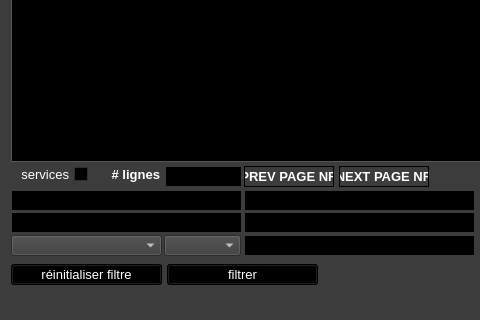
Above: ui/yeroth-erp-marchandises-window.ui from xnoumbissinoundou/yeroth-erp-3.0 before the change; both pictures show x 0 to 480 and y 280 to 600 of the 800 by 600 pixel window. Below: the same form after it.
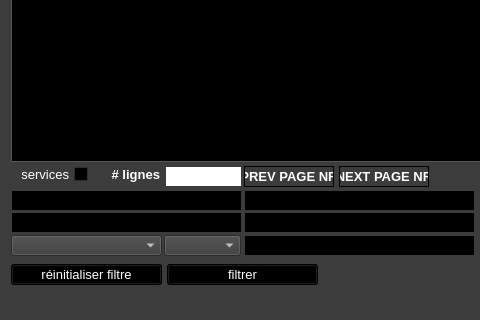
That is the form after the change. Icons and pictures are not drawn. Custom widgets are drawn as their Qt base class.

Patch:
```diff
--- a/ui/yeroth-erp-marchandises-window.ui
+++ b/ui/yeroth-erp-marchandises-window.ui
@@ -11476,484 +11476,6 @@
      <bool>false</bool>
     </property>
    </widget>
-   <widget class="YerothLineEdit" name="lineEdit_marchandises_nombre_de_lignes_par_page">
-    <property name="geometry">
-     <rect>
-      <x>165</x>
-      <y>396</y>
-      <width>77</width>
-      <height>21</height>
-     </rect>
-    </property>
-    <property name="palette">
-     <palette>
-      <active>
-       <colorrole role="WindowText">
-        <brush brushstyle="SolidPattern">
-         <color alpha="255">
-          <red>255</red>
-          <green>255</green>
-          <blue>255</blue>
-         </color>
-        </brush>
-       </colorrole>
-       <colorrole role="Button">
-        <brush brushstyle="SolidPattern">
-         <color alpha="255">
-          <red>0</red>
-          <green>0</green>
-          <blue>0</blue>
-         </color>
-        </brush>
-       </colorrole>
-       <colorrole role="Light">
-        <brush brushstyle="SolidPattern">
-         <color alpha="255">
-          <red>255</red>
-          <green>255</green>
-          <blue>255</blue>
-         </color>
-        </brush>
-       </colorrole>
-       <colorrole role="Midlight">
-        <brush brushstyle="SolidPattern">
-         <color alpha="255">
-          <red>255</red>
-          <green>255</green>
-          <blue>255</blue>
-         </color>
-        </brush>
-       </colorrole>
-       <colorrole role="Dark">
-        <brush brushstyle="SolidPattern">
-         <color alpha="255">
-          <red>255</red>
-          <green>255</green>
-          <blue>255</blue>
-         </color>
-        </brush>
-       </colorrole>
-       <colorrole role="Mid">
-        <brush brushstyle="SolidPattern">
-         <color alpha="255">
-          <red>255</red>
-          <green>255</green>
-          <blue>255</blue>
-         </color>
-        </brush>
-       </colorrole>
-       <colorrole role="Text">
-        <brush brushstyle="SolidPattern">
-         <color alpha="255">
-          <red>255</red>
-          <green>255</green>
-          <blue>255</blue>
-         </color>
-        </brush>
-       </colorrole>
-       <colorrole role="BrightText">
-        <brush brushstyle="SolidPattern">
-         <color alpha="255">
-          <red>255</red>
-          <green>255</green>
-          <blue>255</blue>
-         </color>
-        </brush>
-       </colorrole>
-       <colorrole role="ButtonText">
-        <brush brushstyle="SolidPattern">
-         <color alpha="255">
-          <red>255</red>
-          <green>255</green>
-          <blue>255</blue>
-         </color>
-        </brush>
-       </colorrole>
-       <colorrole role="Base">
-        <brush brushstyle="SolidPattern">
-         <color alpha="255">
-          <red>0</red>
-          <green>0</green>
-          <blue>0</blue>
-         </color>
-        </brush>
-       </colorrole>
-       <colorrole role="Window">
-        <brush brushstyle="SolidPattern">
-         <color alpha="255">
-          <red>0</red>
-          <green>0</green>
-          <blue>0</blue>
-         </color>
-        </brush>
-       </colorrole>
-       <colorrole role="Shadow">
-        <brush brushstyle="SolidPattern">
-         <color alpha="255">
-          <red>255</red>
-          <green>255</green>
-          <blue>255</blue>
-         </color>
-        </brush>
-       </colorrole>
-       <colorrole role="HighlightedText">
-        <brush brushstyle="SolidPattern">
-         <color alpha="255">
-          <red>2</red>
-          <green>160</green>
-          <blue>70</blue>
-         </color>
-        </brush>
-       </colorrole>
-       <colorrole role="AlternateBase">
-        <brush brushstyle="SolidPattern">
-         <color alpha="255">
-          <red>23</red>
-          <green>33</green>
-          <blue>33</blue>
-         </color>
-        </brush>
-       </colorrole>
-       <colorrole role="ToolTipBase">
-        <brush brushstyle="SolidPattern">
-         <color alpha="255">
-          <red>255</red>
-          <green>255</green>
-          <blue>220</blue>
-         </color>
-        </brush>
-       </colorrole>
-       <colorrole role="ToolTipText">
-        <brush brushstyle="SolidPattern">
-         <color alpha="255">
-          <red>0</red>
-          <green>0</green>
-          <blue>0</blue>
-         </color>
-        </brush>
-       </colorrole>
-      </active>
-      <inactive>
-       <colorrole role="WindowText">
-        <brush brushstyle="SolidPattern">
-         <color alpha="255">
-          <red>255</red>
-          <green>255</green>
-          <blue>255</blue>
-         </color>
-        </brush>
-       </colorrole>
-       <colorrole role="Button">
-        <brush brushstyle="SolidPattern">
-         <color alpha="255">
-          <red>0</red>
-          <green>0</green>
-          <blue>0</blue>
-         </color>
-        </brush>
-       </colorrole>
-       <colorrole role="Light">
-        <brush brushstyle="SolidPattern">
-         <color alpha="255">
-          <red>255</red>
-          <green>255</green>
-          <blue>255</blue>
-         </color>
-        </brush>
-       </colorrole>
-       <colorrole role="Midlight">
-        <brush brushstyle="SolidPattern">
-         <color alpha="255">
-          <red>255</red>
-          <green>255</green>
-          <blue>255</blue>
-         </color>
-        </brush>
-       </colorrole>
-       <colorrole role="Dark">
-        <brush brushstyle="SolidPattern">
-         <color alpha="255">
-          <red>255</red>
-          <green>255</green>
-          <blue>255</blue>
-         </color>
-        </brush>
-       </colorrole>
-       <colorrole role="Mid">
-        <brush brushstyle="SolidPattern">
-         <color alpha="255">
-          <red>255</red>
-          <green>255</green>
-          <blue>255</blue>
-         </color>
-        </brush>
-       </colorrole>
-       <colorrole role="Text">
-        <brush brushstyle="SolidPattern">
-         <color alpha="255">
-          <red>255</red>
-          <green>255</green>
-          <blue>255</blue>
-         </color>
-        </brush>
-       </colorrole>
-       <colorrole role="BrightText">
-        <brush brushstyle="SolidPattern">
-         <color alpha="255">
-          <red>255</red>
-          <green>255</green>
-          <blue>255</blue>
-         </color>
-        </brush>
-       </colorrole>
-       <colorrole role="ButtonText">
-        <brush brushstyle="SolidPattern">
-         <color alpha="255">
-          <red>255</red>
-          <green>255</green>
-          <blue>255</blue>
-         </color>
-        </brush>
-       </colorrole>
-       <colorrole role="Base">
-        <brush brushstyle="SolidPattern">
-         <color alpha="255">
-          <red>0</red>
-          <green>0</green>
-          <blue>0</blue>
-         </color>
-        </brush>
-       </colorrole>
-       <colorrole role="Window">
-        <brush brushstyle="SolidPattern">
-         <color alpha="255">
-          <red>0</red>
-          <green>0</green>
-          <blue>0</blue>
-         </color>
-        </brush>
-       </colorrole>
-       <colorrole role="Shadow">
-        <brush brushstyle="SolidPattern">
-         <color alpha="255">
-          <red>255</red>
-          <green>255</green>
-          <blue>255</blue>
-         </color>
-        </brush>
-       </colorrole>
-       <colorrole role="HighlightedText">
-        <brush brushstyle="SolidPattern">
-         <color alpha="255">
-          <red>2</red>
-          <green>160</green>
-          <blue>70</blue>
-         </color>
-        </brush>
-       </colorrole>
-       <colorrole role="AlternateBase">
-        <brush brushstyle="SolidPattern">
-         <color alpha="255">
-          <red>23</red>
-          <green>33</green>
-          <blue>33</blue>
-         </color>
-        </brush>
-       </colorrole>
-       <colorrole role="ToolTipBase">
-        <brush brushstyle="SolidPattern">
-         <color alpha="255">
-          <red>255</red>
-          <green>255</green>
-          <blue>220</blue>
-         </color>
-        </brush>
-       </colorrole>
-       <colorrole role="ToolTipText">
-        <brush brushstyle="SolidPattern">
-         <color alpha="255">
-          <red>0</red>
-          <green>0</green>
-          <blue>0</blue>
-         </color>
-        </brush>
-       </colorrole>
-      </inactive>
-      <disabled>
-       <colorrole role="WindowText">
-        <brush brushstyle="SolidPattern">
-         <color alpha="255">
-          <red>255</red>
-          <green>255</green>
-          <blue>255</blue>
-         </color>
-        </brush>
-       </colorrole>
-       <colorrole role="Button">
-        <brush brushstyle="SolidPattern">
-         <color alpha="255">
-          <red>0</red>
-          <green>0</green>
-          <blue>0</blue>
-         </color>
-        </brush>
-       </colorrole>
-       <colorrole role="Light">
-        <brush brushstyle="SolidPattern">
-         <color alpha="255">
-          <red>255</red>
-          <green>255</green>
-          <blue>255</blue>
-         </color>
-        </brush>
-       </colorrole>
-       <colorrole role="Midlight">
-        <brush brushstyle="SolidPattern">
-         <color alpha="255">
-          <red>255</red>
-          <green>255</green>
-          <blue>255</blue>
-         </color>
-        </brush>
-       </colorrole>
-       <colorrole role="Dark">
-        <brush brushstyle="SolidPattern">
-         <color alpha="255">
-          <red>255</red>
-          <green>255</green>
-          <blue>255</blue>
-         </color>
-        </brush>
-       </colorrole>
-       <colorrole role="Mid">
-        <brush brushstyle="SolidPattern">
-         <color alpha="255">
-          <red>255</red>
-          <green>255</green>
-          <blue>255</blue>
-         </color>
-        </brush>
-       </colorrole>
-       <colorrole role="Text">
-        <brush brushstyle="SolidPattern">
-         <color alpha="255">
-          <red>255</red>
-          <green>255</green>
-          <blue>255</blue>
-         </color>
-        </brush>
-       </colorrole>
-       <colorrole role="BrightText">
-        <brush brushstyle="SolidPattern">
-         <color alpha="255">
-          <red>255</red>
-          <green>255</green>
-          <blue>255</blue>
-         </color>
-        </brush>
-       </colorrole>
-       <colorrole role="ButtonText">
-        <brush brushstyle="SolidPattern">
-         <color alpha="255">
-          <red>255</red>
-          <green>255</green>
-          <blue>255</blue>
-         </color>
-        </brush>
-       </colorrole>
-       <colorrole role="Base">
-        <brush brushstyle="SolidPattern">
-         <color alpha="255">
-          <red>0</red>
-          <green>0</green>
-          <blue>0</blue>
-         </color>
-        </brush>
-       </colorrole>
-       <colorrole role="Window">
-        <brush brushstyle="SolidPattern">
-         <color alpha="255">
-          <red>0</red>
-          <green>0</green>
-          <blue>0</blue>
-         </color>
-        </brush>
-       </colorrole>
-       <colorrole role="Shadow">
-        <brush brushstyle="SolidPattern">
-         <color alpha="255">
-          <red>255</red>
-          <green>255</green>
-          <blue>255</blue>
-         </color>
-        </brush>
-       </colorrole>
-       <colorrole role="HighlightedText">
-        <brush brushstyle="SolidPattern">
-         <color alpha="255">
-          <red>2</red>
-          <green>160</green>
-          <blue>70</blue>
-         </color>
-        </brush>
-       </colorrole>
-       <colorrole role="AlternateBase">
-        <brush brushstyle="SolidPattern">
-         <color alpha="255">
-          <red>47</red>
-          <green>67</green>
-          <blue>67</blue>
-         </color>
-        </brush>
-       </colorrole>
-       <colorrole role="ToolTipBase">
-        <brush brushstyle="SolidPattern">
-         <color alpha="255">
-          <red>255</red>
-          <green>255</green>
-          <blue>220</blue>
-         </color>
-        </brush>
-       </colorrole>
-       <colorrole role="ToolTipText">
-        <brush brushstyle="SolidPattern">
-         <color alpha="255">
-          <red>0</red>
-          <green>0</green>
-          <blue>0</blue>
-         </color>
-        </brush>
-       </colorrole>
-      </disabled>
-     </palette>
-    </property>
-    <property name="font">
-     <font>
-      <pointsize>10</pointsize>
-      <weight>50</weight>
-      <bold>false</bold>
-     </font>
-    </property>
-    <property name="autoFillBackground">
-     <bool>false</bool>
-    </property>
-    <property name="styleSheet">
-     <string notr="true">border: 1px solid rgb(60, 60, 60);
-background-color: rgb(0, 0, 0); </string>
-    </property>
-    <property name="text">
-     <string/>
-    </property>
-    <property name="frame">
-     <bool>true</bool>
-    </property>
-    <property name="alignment">
-     <set>Qt::AlignLeading|Qt::AlignLeft|Qt::AlignVCenter</set>
-    </property>
-    <property name="cursorMoveStyle">
-     <enum>Qt::LogicalMoveStyle</enum>
-    </property>
-   </widget>
    <widget class="QLabel" name="label_nombre_de_lignes_par_page">
     <property name="geometry">
      <rect>
@@ -13038,6 +12560,466 @@
      <set>Qt::AlignCenter</set>
     </property>
    </widget>
+   <widget class="YerothLineEdit" name="lineEdit_marchandises_nombre_de_lignes_par_page">
+    <property name="geometry">
+     <rect>
+      <x>165</x>
+      <y>396</y>
+      <width>77</width>
+      <height>21</height>
+     </rect>
+    </property>
+    <property name="palette">
+     <palette>
+      <active>
+       <colorrole role="WindowText">
+        <brush brushstyle="SolidPattern">
+         <color alpha="255">
+          <red>0</red>
+          <green>0</green>
+          <blue>0</blue>
+         </color>
+        </brush>
+       </colorrole>
+       <colorrole role="Button">
+        <brush brushstyle="SolidPattern">
+         <color alpha="255">
+          <red>198</red>
+          <green>198</green>
+          <blue>198</blue>
+         </color>
+        </brush>
+       </colorrole>
+       <colorrole role="Light">
+        <brush brushstyle="SolidPattern">
+         <color alpha="255">
+          <red>255</red>
+          <green>255</green>
+          <blue>255</blue>
+         </color>
+        </brush>
+       </colorrole>
+       <colorrole role="Midlight">
+        <brush brushstyle="SolidPattern">
+         <color alpha="255">
+          <red>255</red>
+          <green>255</green>
+          <blue>255</blue>
+         </color>
+        </brush>
+       </colorrole>
+       <colorrole role="Dark">
+        <brush brushstyle="SolidPattern">
+         <color alpha="255">
+          <red>127</red>
+          <green>127</green>
+          <blue>127</blue>
+         </color>
+        </brush>
+       </colorrole>
+       <colorrole role="Mid">
+        <brush brushstyle="SolidPattern">
+         <color alpha="255">
+          <red>170</red>
+          <green>170</green>
+          <blue>170</blue>
+         </color>
+        </brush>
+       </colorrole>
+       <colorrole role="Text">
+        <brush brushstyle="SolidPattern">
+         <color alpha="255">
+          <red>0</red>
+          <green>0</green>
+          <blue>0</blue>
+         </color>
+        </brush>
+       </colorrole>
+       <colorrole role="BrightText">
+        <brush brushstyle="SolidPattern">
+         <color alpha="255">
+          <red>255</red>
+          <green>255</green>
+          <blue>255</blue>
+         </color>
+        </brush>
+       </colorrole>
+       <colorrole role="ButtonText">
+        <brush brushstyle="SolidPattern">
+         <color alpha="255">
+          <red>0</red>
+          <green>0</green>
+          <blue>0</blue>
+         </color>
+        </brush>
+       </colorrole>
+       <colorrole role="Base">
+        <brush brushstyle="SolidPattern">
+         <color alpha="255">
+          <red>198</red>
+          <green>198</green>
+          <blue>198</blue>
+         </color>
+        </brush>
+       </colorrole>
+       <colorrole role="Window">
+        <brush brushstyle="SolidPattern">
+         <color alpha="255">
+          <red>198</red>
+          <green>198</green>
+          <blue>198</blue>
+         </color>
+        </brush>
+       </colorrole>
+       <colorrole role="Shadow">
+        <brush brushstyle="SolidPattern">
+         <color alpha="255">
+          <red>0</red>
+          <green>0</green>
+          <blue>0</blue>
+         </color>
+        </brush>
+       </colorrole>
+       <colorrole role="HighlightedText">
+        <brush brushstyle="SolidPattern">
+         <color alpha="255">
+          <red>2</red>
+          <green>160</green>
+          <blue>70</blue>
+         </color>
+        </brush>
+       </colorrole>
+       <colorrole role="AlternateBase">
+        <brush brushstyle="SolidPattern">
+         <color alpha="255">
+          <red>255</red>
+          <green>255</green>
+          <blue>255</blue>
+         </color>
+        </brush>
+       </colorrole>
+       <colorrole role="ToolTipBase">
+        <brush brushstyle="SolidPattern">
+         <color alpha="255">
+          <red>255</red>
+          <green>255</green>
+          <blue>220</blue>
+         </color>
+        </brush>
+       </colorrole>
+       <colorrole role="ToolTipText">
+        <brush brushstyle="SolidPattern">
+         <color alpha="255">
+          <red>0</red>
+          <green>0</green>
+          <blue>0</blue>
+         </color>
+        </brush>
+       </colorrole>
+      </active>
+      <inactive>
+       <colorrole role="WindowText">
+        <brush brushstyle="SolidPattern">
+         <color alpha="255">
+          <red>0</red>
+          <green>0</green>
+          <blue>0</blue>
+         </color>
+        </brush>
+       </colorrole>
+       <colorrole role="Button">
+        <brush brushstyle="SolidPattern">
+         <color alpha="255">
+          <red>198</red>
+          <green>198</green>
+          <blue>198</blue>
+         </color>
+        </brush>
+       </colorrole>
+       <colorrole role="Light">
+        <brush brushstyle="SolidPattern">
+         <color alpha="255">
+          <red>255</red>
+          <green>255</green>
+          <blue>255</blue>
+         </color>
+        </brush>
+       </colorrole>
+       <colorrole role="Midlight">
+        <brush brushstyle="SolidPattern">
+         <color alpha="255">
+          <red>255</red>
+          <green>255</green>
+          <blue>255</blue>
+         </color>
+        </brush>
+       </colorrole>
+       <colorrole role="Dark">
+        <brush brushstyle="SolidPattern">
+         <color alpha="255">
+          <red>127</red>
+          <green>127</green>
+          <blue>127</blue>
+         </color>
+        </brush>
+       </colorrole>
+       <colorrole role="Mid">
+        <brush brushstyle="SolidPattern">
+         <color alpha="255">
+          <red>170</red>
+          <green>170</green>
+          <blue>170</blue>
+         </color>
+        </brush>
+       </colorrole>
+       <colorrole role="Text">
+        <brush brushstyle="SolidPattern">
+         <color alpha="255">
+          <red>0</red>
+          <green>0</green>
+          <blue>0</blue>
+         </color>
+        </brush>
+       </colorrole>
+       <colorrole role="BrightText">
+        <brush brushstyle="SolidPattern">
+         <color alpha="255">
+          <red>255</red>
+          <green>255</green>
+          <blue>255</blue>
+         </color>
+        </brush>
+       </colorrole>
+       <colorrole role="ButtonText">
+        <brush brushstyle="SolidPattern">
+         <color alpha="255">
+          <red>0</red>
+          <green>0</green>
+          <blue>0</blue>
+         </color>
+        </brush>
+       </colorrole>
+       <colorrole role="Base">
+        <brush brushstyle="SolidPattern">
+         <color alpha="255">
+          <red>198</red>
+          <green>198</green>
+          <blue>198</blue>
+         </color>
+        </brush>
+       </colorrole>
+       <colorrole role="Window">
+        <brush brushstyle="SolidPattern">
+         <color alpha="255">
+          <red>198</red>
+          <green>198</green>
+          <blue>198</blue>
+         </color>
+        </brush>
+       </colorrole>
+       <colorrole role="Shadow">
+        <brush brushstyle="SolidPattern">
+         <color alpha="255">
+          <red>0</red>
+          <green>0</green>
+          <blue>0</blue>
+         </color>
+        </brush>
+       </colorrole>
+       <colorrole role="HighlightedText">
+        <brush brushstyle="SolidPattern">
+         <color alpha="255">
+          <red>2</red>
+          <green>160</green>
+          <blue>70</blue>
+         </color>
+        </brush>
+       </colorrole>
+       <colorrole role="AlternateBase">
+        <brush brushstyle="SolidPattern">
+         <color alpha="255">
+          <red>255</red>
+          <green>255</green>
+          <blue>255</blue>
+         </color>
+        </brush>
+       </colorrole>
+       <colorrole role="ToolTipBase">
+        <brush brushstyle="SolidPattern">
+         <color alpha="255">
+          <red>255</red>
+          <green>255</green>
+          <blue>220</blue>
+         </color>
+        </brush>
+       </colorrole>
+       <colorrole role="ToolTipText">
+        <brush brushstyle="SolidPattern">
+         <color alpha="255">
+          <red>0</red>
+          <green>0</green>
+          <blue>0</blue>
+         </color>
+        </brush>
+       </colorrole>
+      </inactive>
+      <disabled>
+       <colorrole role="WindowText">
+        <brush brushstyle="SolidPattern">
+         <color alpha="255">
+          <red>127</red>
+          <green>127</green>
+          <blue>127</blue>
+         </color>
+        </brush>
+       </colorrole>
+       <colorrole role="Button">
+        <brush brushstyle="SolidPattern">
+         <color alpha="255">
+          <red>198</red>
+          <green>198</green>
+          <blue>198</blue>
+         </color>
+        </brush>
+       </colorrole>
+       <colorrole role="Light">
+        <brush brushstyle="SolidPattern">
+         <color alpha="255">
+          <red>255</red>
+          <green>255</green>
+          <blue>255</blue>
+         </color>
+        </brush>
+       </colorrole>
+       <colorrole role="Midlight">
+        <brush brushstyle="SolidPattern">
+         <color alpha="255">
+          <red>255</red>
+          <green>255</green>
+          <blue>255</blue>
+         </color>
+        </brush>
+       </colorrole>
+       <colorrole role="Dark">
+        <brush brushstyle="SolidPattern">
+         <color alpha="255">
+          <red>127</red>
+          <green>127</green>
+          <blue>127</blue>
+         </color>
+        </brush>
+       </colorrole>
+       <colorrole role="Mid">
+        <brush brushstyle="SolidPattern">
+         <color alpha="255">
+          <red>170</red>
+          <green>170</green>
+          <blue>170</blue>
+         </color>
+        </brush>
+       </colorrole>
+       <colorrole role="Text">
+        <brush brushstyle="SolidPattern">
+         <color alpha="255">
+          <red>127</red>
+          <green>127</green>
+          <blue>127</blue>
+         </color>
+        </brush>
+       </colorrole>
+       <colorrole role="BrightText">
+        <brush brushstyle="SolidPattern">
+         <color alpha="255">
+          <red>255</red>
+          <green>255</green>
+          <blue>255</blue>
+         </color>
+        </brush>
+       </colorrole>
+       <colorrole role="ButtonText">
+        <brush brushstyle="SolidPattern">
+         <color alpha="255">
+          <red>127</red>
+          <green>127</green>
+          <blue>127</blue>
+         </color>
+        </brush>
+       </colorrole>
+       <colorrole role="Base">
+        <brush brushstyle="SolidPattern">
+         <color alpha="255">
+          <red>198</red>
+          <green>198</green>
+          <blue>198</blue>
+         </color>
+        </brush>
+       </colorrole>
+       <colorrole role="Window">
+        <brush brushstyle="SolidPattern">
+         <color alpha="255">
+          <red>198</red>
+          <green>198</green>
+          <blue>198</blue>
+         </color>
+        </brush>
+       </colorrole>
+       <colorrole role="Shadow">
+        <brush brushstyle="SolidPattern">
+         <color alpha="255">
+          <red>0</red>
+          <green>0</green>
+          <blue>0</blue>
+         </color>
+        </brush>
+       </colorrole>
+       <colorrole role="HighlightedText">
+        <brush brushstyle="SolidPattern">
+         <color alpha="255">
+          <red>2</red>
+          <green>160</green>
+          <blue>70</blue>
+         </color>
+        </brush>
+       </colorrole>
+       <colorrole role="AlternateBase">
+        <brush brushstyle="SolidPattern">
+         <color alpha="255">
+          <red>255</red>
+          <green>255</green>
+          <blue>255</blue>
+         </color>
+        </brush>
+       </colorrole>
+       <colorrole role="ToolTipBase">
+        <brush brushstyle="SolidPattern">
+         <color alpha="255">
+          <red>255</red>
+          <green>255</green>
+          <blue>220</blue>
+         </color>
+        </brush>
+       </colorrole>
+       <colorrole role="ToolTipText">
+        <brush brushstyle="SolidPattern">
+         <color alpha="255">
+          <red>0</red>
+          <green>0</green>
+          <blue>0</blue>
+         </color>
+        </brush>
+       </colorrole>
+      </disabled>
+     </palette>
+    </property>
+    <property name="font">
+     <font>
+      <pointsize>10</pointsize>
+     </font>
+    </property>
+    <property name="styleSheet">
+     <string notr="true">border: 1px solid rgb(60, 60, 60);</string>
+    </property>
+   </widget>
   </widget>
   <widget class="QMenuBar" name="menubar_listerWindow">
    <property name="geometry">
```
